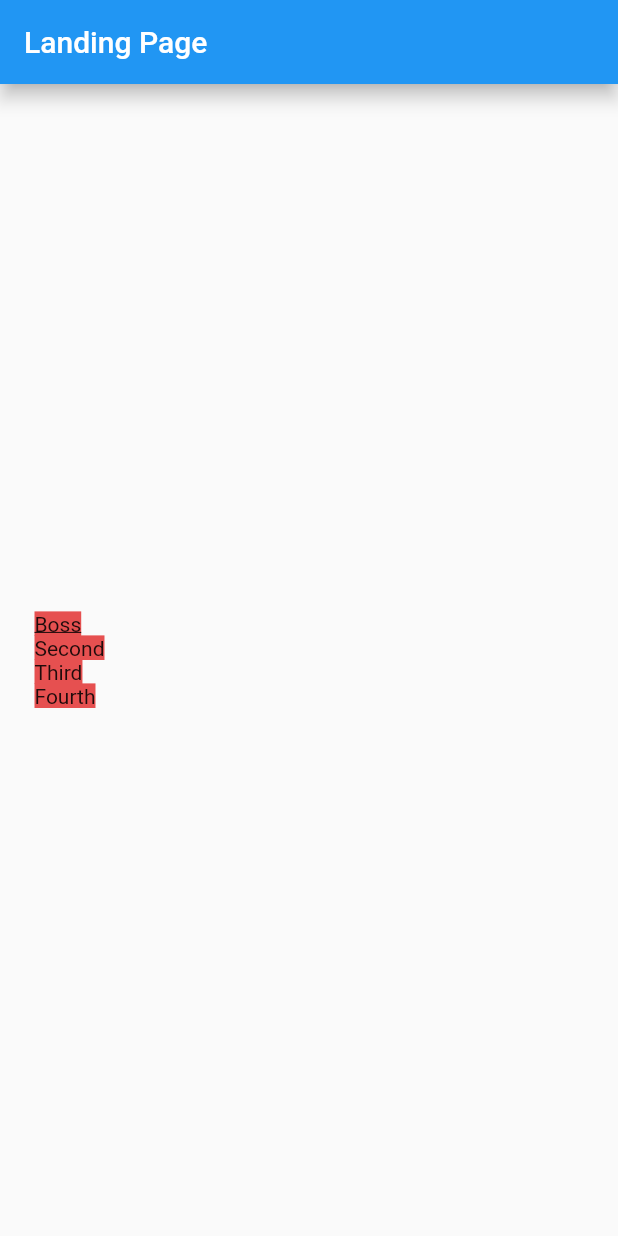
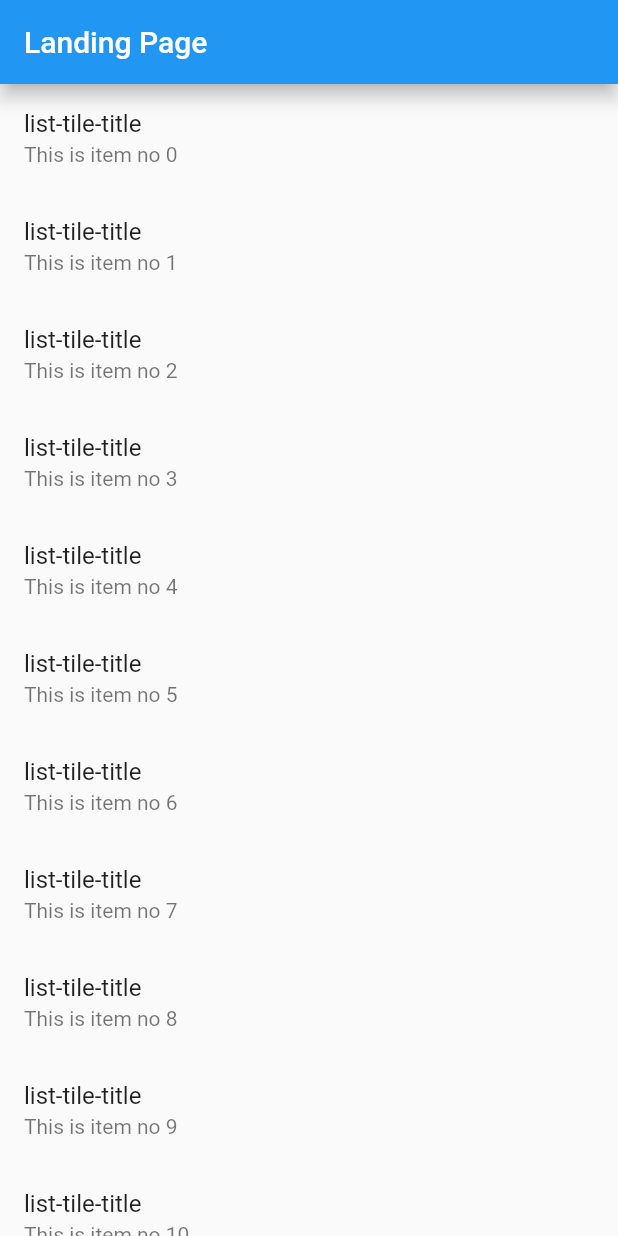
Before and after one commit to cranium44/deca_classroom, a Flutter app: the screen it shows after launch, on a phone screen of 412 x 824 dp. Run offline on Flutter 3.47's test engine with Material 2 defaults, Android fonts, the phone set to English and light mode, and no system bars.

Commit message:
created the contact list wireframe

```diff
--- /dev/null
+++ b/lib/contact_list.dart
@@ -0,0 +1,24 @@
+import 'package:flutter/material.dart';
+
+class ContactList extends StatelessWidget {
+  @override
+  Widget build(BuildContext context) {
+    return Container(
+        child: getListView(context));
+  }
+
+  Widget getListView(BuildContext context) {
+    var data = getListItems();
+
+    return ListView.builder(itemBuilder: (context, index) {
+      return ListTile(title: Text("list-tile-title"),
+      subtitle: Text(data[index]));
+    },);
+  }
+
+  List<String> getListItems() {
+    var items = List<String>.generate(100, (index) => "This is item no $index");
+    return items;
+  }
+
+}
--- a/lib/main.dart
+++ b/lib/main.dart
@@ -1,5 +1,6 @@
 import 'package:flutter/material.dart';
 import 'home.dart';
+import 'contact_list.dart';
 
 void main() => runApp(MyApp());
 
@@ -12,7 +13,7 @@ class MyApp extends StatelessWidget {
       title: "My app",
       home: Scaffold(
         appBar: AppBar(title: Text("Landing Page"), elevation: 5.0),
-        body: Homepage(),
+        body: ContactList(),
       ),
     );
   }
```
